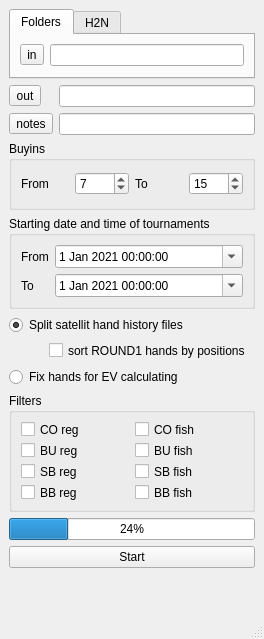
anton-ju/hand-filter, file form2.ui: the form before one commit.
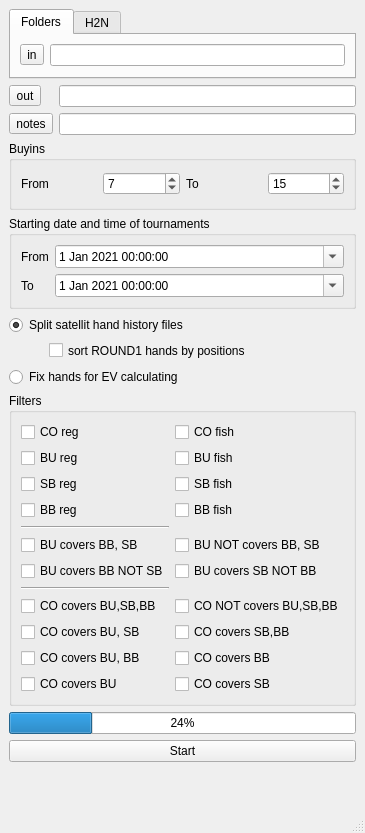
The form after the commit.

```diff
--- a/form2.ui
+++ b/form2.ui
@@ -6,8 +6,8 @@
    <rect>
     <x>0</x>
     <y>0</y>
-    <width>264</width>
-    <height>628</height>
+    <width>314</width>
+    <height>790</height>
    </rect>
   </property>
   <property name="windowTitle">
@@ -285,20 +285,42 @@
     </item>
     <item>
      <widget class="QGroupBox" name="gbFilters">
-      <property name="maximumSize">
-       <size>
-        <width>16777215</width>
-        <height>119</height>
-       </size>
-      </property>
       <property name="title">
        <string>Filters</string>
       </property>
       <layout class="QGridLayout" name="gridLayout_2">
-       <item row="2" column="0">
-        <widget class="QCheckBox" name="checkBoxBuReg">
+       <item row="7" column="1">
+        <widget class="QCheckBox" name="checkBoxBuNotCoversSBBB">
          <property name="text">
-          <string>BU reg</string>
+          <string>BU NOT covers BB, SB</string>
+         </property>
+        </widget>
+       </item>
+       <item row="8" column="1">
+        <widget class="QCheckBox" name="checkBoxBuCoversSBnotBB">
+         <property name="text">
+          <string>BU covers SB NOT BB</string>
+         </property>
+        </widget>
+       </item>
+       <item row="8" column="0">
+        <widget class="QCheckBox" name="checkBoxBuCoversBBNotSB">
+         <property name="text">
+          <string>BU covers BB NOT SB</string>
+         </property>
+        </widget>
+       </item>
+       <item row="13" column="1">
+        <widget class="QCheckBox" name="checkBoxCOCoversSBBB">
+         <property name="text">
+          <string>CO covers SB,BB</string>
+         </property>
+        </widget>
+       </item>
+       <item row="13" column="0">
+        <widget class="QCheckBox" name="checkBoxCOCoversBUSB">
+         <property name="text">
+          <string>CO covers BU, SB</string>
          </property>
         </widget>
        </item>
@@ -351,6 +373,76 @@
          </property>
         </widget>
        </item>
+       <item row="7" column="0">
+        <widget class="QCheckBox" name="checkBoxBuCoversSBBB">
+         <property name="text">
+          <string>BU covers BB, SB</string>
+         </property>
+        </widget>
+       </item>
+       <item row="2" column="0">
+        <widget class="QCheckBox" name="checkBoxBuReg">
+         <property name="text">
+          <string>BU reg</string>
+         </property>
+        </widget>
+       </item>
+       <item row="14" column="0">
+        <widget class="QCheckBox" name="checkBoxCOCoversBUBB">
+         <property name="text">
+          <string>CO covers BU, BB</string>
+         </property>
+        </widget>
+       </item>
+       <item row="12" column="0">
+        <widget class="QCheckBox" name="checkBoxCOCoversBUSBBB">
+         <property name="text">
+          <string>CO covers BU,SB,BB</string>
+         </property>
+        </widget>
+       </item>
+       <item row="11" column="0">
+        <widget class="Line" name="line">
+         <property name="orientation">
+          <enum>Qt::Horizontal</enum>
+         </property>
+        </widget>
+       </item>
+       <item row="6" column="0">
+        <widget class="Line" name="line_2">
+         <property name="orientation">
+          <enum>Qt::Horizontal</enum>
+         </property>
+        </widget>
+       </item>
+       <item row="12" column="1">
+        <widget class="QCheckBox" name="checkBoxCONotCoversBUSBBB">
+         <property name="text">
+          <string>CO NOT covers BU,SB,BB</string>
+         </property>
+        </widget>
+       </item>
+       <item row="15" column="0">
+        <widget class="QCheckBox" name="checkBoxCOCoversBU">
+         <property name="text">
+          <string>CO covers BU</string>
+         </property>
+        </widget>
+       </item>
+       <item row="15" column="1">
+        <widget class="QCheckBox" name="checkBoxCOCoversSB">
+         <property name="text">
+          <string>CO covers SB</string>
+         </property>
+        </widget>
+       </item>
+       <item row="14" column="1">
+        <widget class="QCheckBox" name="checkBoxCOCoversBB">
+         <property name="text">
+          <string>CO covers BB</string>
+         </property>
+        </widget>
+       </item>
       </layout>
      </widget>
     </item>
```
